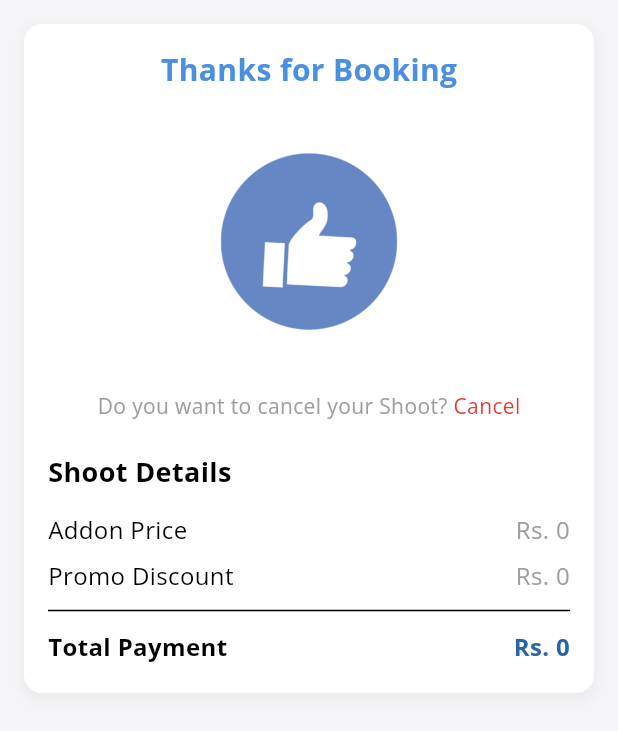
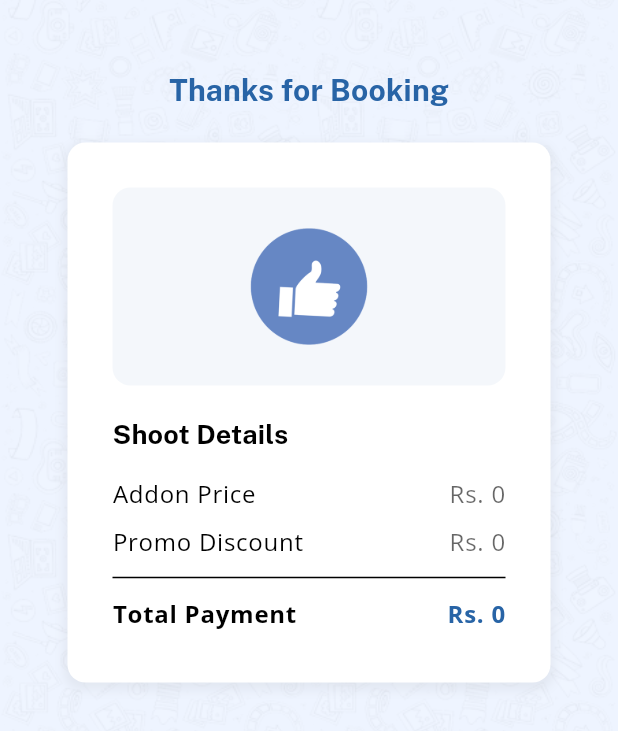
Before and after one commit to dev-Ketan289/streammly, a Flutter app: the ThanksForBookingPage screen opened directly, on a phone screen of 412 x 824 dp. Shown: the top 731 px of the screen. Run offline on Flutter 3.47's test engine with Material 3 defaults, Android fonts, the phone set to English and light mode, and no system bars; our stand-ins replace carousel_slider, dotted_border, dropdown_button2, file_picker, firebase_auth, firebase_core and 17 more; missing offline and left inert: google_maps_webservice2; accounts and stored records are empty; network calls fail; project files that could hold a hidden picture were left out.

Commit message:
Thanks For Booking Screen Ui Fixes

```diff
--- a/lib/views/screens/package/booking/thanks_for_booking.dart
+++ b/lib/views/screens/package/booking/thanks_for_booking.dart
@@ -2,6 +2,7 @@ import 'package:flutter/material.dart';
 import 'package:get/get.dart';
 import 'package:streammly/controllers/booking_form_controller.dart';
 import 'package:streammly/views/screens/package/booking/components/package_card.dart';
+import 'package:streammly/views/widgets/custom_doodle.dart';
 
 class ThanksForBookingPage extends StatelessWidget {
   final BookingController formController = Get.find<BookingController>();
@@ -10,48 +11,44 @@ class ThanksForBookingPage extends StatelessWidget {
 
   @override
   Widget build(BuildContext context) {
-    return Scaffold(
-      backgroundColor: const Color(0xFFF5F5F7),
+    final theme = Theme.of(context);
+    return CustomBackground(
+      child: Scaffold(
+        backgroundColor: Colors.transparent,
         body: Padding(
-        padding: const EdgeInsets.all(16.0),
+          padding: const EdgeInsets.all(45.0),
           child: Column(
             children: [
+              Center(child: Text('Thanks for Booking', style: theme.textTheme.titleMedium?.copyWith(fontWeight: FontWeight.bold, color: theme.primaryColor))),
+              const SizedBox(height: 20),
               Expanded(
                 child: SingleChildScrollView(
                   child: Column(
                     children: [
                       Container(
-                      padding: const EdgeInsets.all(16.0),
+                        padding: const EdgeInsets.all(30.0),
                         decoration: BoxDecoration(
-                        color: Colors.white,
+                          color: theme.colorScheme.surface,
                           borderRadius: BorderRadius.circular(12),
-                        boxShadow: [BoxShadow(color: Colors.grey.withValues(alpha: 0.1), spreadRadius: 2, blurRadius: 5, offset: const Offset(0, 3))],
+                          boxShadow: [BoxShadow(color: theme.shadowColor.withValues(alpha: 0.1), spreadRadius: 2, blurRadius: 5, offset: const Offset(0, 3))],
                         ),
                         child: Column(
                           crossAxisAlignment: CrossAxisAlignment.start,
                           children: [
-                          const Center(child: Text('Thanks for Booking', style: TextStyle(fontSize: 20, fontWeight: FontWeight.bold, color: Color(0xFF4A90E2)))),
                             Center(
                               child: Column(
                                 children: [
-                                Image.asset('assets/images/Thumb.gif', height: 200),
-                                Row(
-                                  mainAxisAlignment: MainAxisAlignment.center,
-                                  children: [
-                                    const Text('Do you want to cancel your Shoot?', style: TextStyle(color: Colors.grey, fontSize: 14), textAlign: TextAlign.center),
-                                    GestureDetector(
-                                      onTap: () {
-                                        Get.snackbar('Cancel Booking', 'Cancellation process initiated...', backgroundColor: Colors.red, colorText: Colors.white);
-                                      },
-                                      child: Text(' Cancel', style: TextStyle(color: Colors.red.shade600, fontSize: 14), textAlign: TextAlign.center),
-                                    ),
-                                  ],
+                                  Container(
+                                    height: 132,
+                                    width: 327,
+                                    decoration: BoxDecoration(color: theme.primaryColor.withValues(alpha: 0.05), borderRadius: BorderRadius.circular(12)),
+                                    child: Image.asset('assets/images/Thumb.gif', height: 300),
                                   ),
                                 ],
                               ),
                             ),
                             const SizedBox(height: 20),
-                          const Text('Shoot Details', style: TextStyle(fontSize: 18, fontWeight: FontWeight.bold)),
+                            Text('Shoot Details', style: theme.textTheme.titleSmall?.copyWith(fontWeight: FontWeight.bold)),
                             const SizedBox(height: 10),
 
                             // Dynamic package prices
@@ -60,22 +57,21 @@ class ThanksForBookingPage extends StatelessWidget {
                                 children: List.generate(formController.selectedPackages.length, (index) {
                                   final package = formController.selectedPackages[index];
                                   final price = package['price']?.toString() ?? '0';
-                                return _buildShootDetailRow(package['title'], 'Rs. $price');
+                                  return _buildShootDetailRow(context, package['title'], 'Rs. $price');
                                 }),
                               ),
                             ),
 
-                          _buildShootDetailRow('Addon Price', 'Rs. 0'),
-                          _buildShootDetailRow('Promo Discount', 'Rs. 0'),
+                            _buildShootDetailRow(context, 'Addon Price', 'Rs. 0'),
+                            _buildShootDetailRow(context, 'Promo Discount', 'Rs. 0'),
                             const Divider(),
 
-                          // Total Payment dynamically calculated
                             Obx(() {
                               double total = 0;
                               for (var pkg in formController.selectedPackages) {
                                 total += double.tryParse(pkg['price']?.toString() ?? '0') ?? 0;
                               }
-                            return _buildShootDetailRow('Total Payment', 'Rs. ${total.toStringAsFixed(0)}', isBold: true);
+                              return _buildShootDetailRow(context, 'Total Payment', 'Rs. ${total.toStringAsFixed(0)}', isBold: true);
                             }),
                           ],
                         ),
@@ -97,17 +93,25 @@ class ThanksForBookingPage extends StatelessWidget {
             ],
           ),
         ),
+      ),
     );
   }
 
-  Widget _buildShootDetailRow(String label, String value, {bool isBold = false}) {
+  Widget _buildShootDetailRow(BuildContext context, String label, String value, {bool isBold = false}) {
+    final theme = Theme.of(context);
     return Padding(
       padding: const EdgeInsets.symmetric(vertical: 4),
       child: Row(
         mainAxisAlignment: MainAxisAlignment.spaceBetween,
         children: [
-          Text(label, style: TextStyle(fontSize: 16, fontWeight: isBold ? FontWeight.bold : FontWeight.normal)),
-          Text(value, style: TextStyle(color: isBold ? const Color(0xFF2864A6) : Colors.grey, fontSize: 16, fontWeight: isBold ? FontWeight.bold : FontWeight.normal)),
+          Text(label, style: theme.textTheme.bodyLarge?.copyWith(fontWeight: isBold ? FontWeight.bold : FontWeight.normal)),
+          Text(
+            value,
+            style: theme.textTheme.bodyLarge?.copyWith(
+              color: isBold ? theme.primaryColor : theme.textTheme.bodyLarge?.color?.withValues(alpha: 0.6),
+              fontWeight: isBold ? FontWeight.bold : FontWeight.normal,
+            ),
+          ),
         ],
       ),
     );
```
Lines whose indentation alone changed are shown as unchanged.
